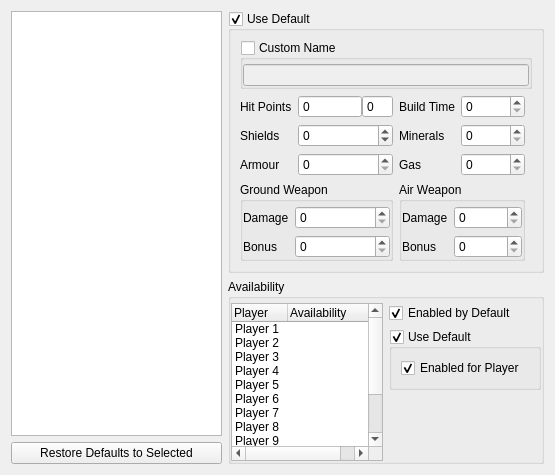
Qt form ChkForge/unitstab.ui (heinermann/ChkForge) before a commit.
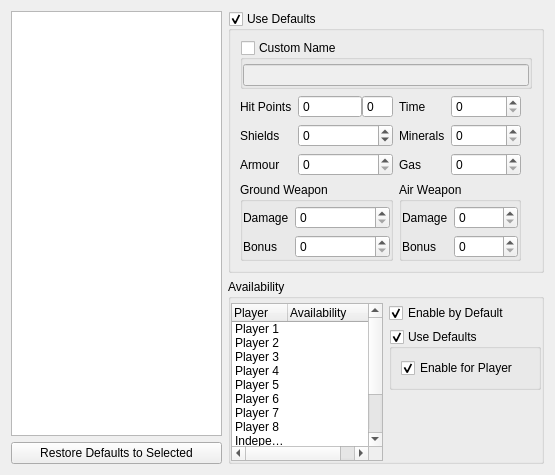
The same form after that commit. Custom widgets are drawn as their Qt base class.

Diff of the .ui file:
```diff
--- a/ChkForge/unitstab.ui
+++ b/ChkForge/unitstab.ui
@@ -64,7 +64,7 @@
       <item row="0" column="1">
        <widget class="QCheckBox" name="chkUnitEnabledGlobally">
         <property name="text">
-         <string>Enabled by Default</string>
+         <string>Enable by Default</string>
         </property>
         <property name="checked">
          <bool>true</bool>
@@ -146,22 +146,22 @@
         </item>
         <item>
          <property name="text">
-          <string>Player 9</string>
+          <string>Independent 1</string>
          </property>
         </item>
         <item>
          <property name="text">
-          <string>Player 10</string>
+          <string>Independent 2</string>
          </property>
         </item>
         <item>
          <property name="text">
-          <string>Player 11</string>
+          <string>Independent 3</string>
          </property>
         </item>
         <item>
          <property name="text">
-          <string>Player 12</string>
+          <string>Neutral</string>
          </property>
         </item>
        </widget>
@@ -182,7 +182,7 @@
       <item row="1" column="1">
        <widget class="InvertedTriStateGroupBox" name="grpUnitPlayerDefaults">
         <property name="title">
-         <string>Use Default</string>
+         <string>Use Defaults</string>
         </property>
         <property name="checkable">
          <bool>true</bool>
@@ -197,7 +197,7 @@
             </size>
            </property>
            <property name="text">
-            <string>Enabled for Player</string>
+            <string>Enable for Player</string>
            </property>
            <property name="checked">
             <bool>true</bool>
@@ -216,7 +216,7 @@
       <bool>true</bool>
      </property>
      <property name="title">
-      <string>Use Default</string>
+      <string>Use Defaults</string>
      </property>
      <property name="checkable">
       <bool>true</bool>
@@ -472,7 +472,7 @@
         <item row="0" column="0">
          <widget class="QLabel" name="label_4">
           <property name="text">
-           <string>Build Time</string>
+           <string>Time</string>
           </property>
          </widget>
         </item>
```
